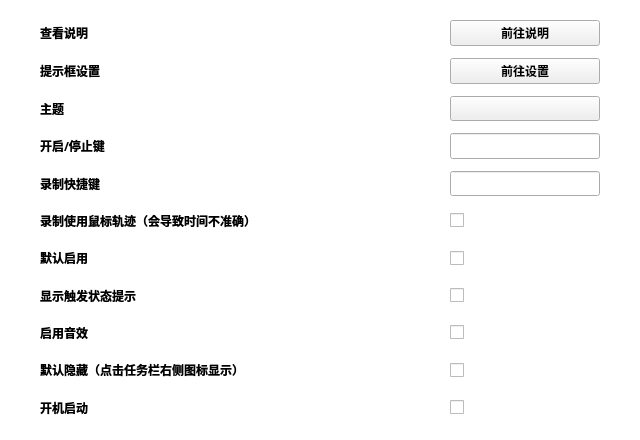
First picture: the form in source/ui/SettingsUi.ui, repository ChiyukiGana/Quickinput, before the edit.
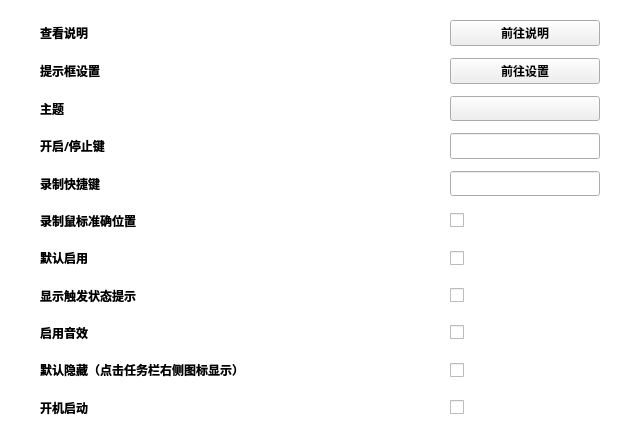
Second picture: the form after the edit. Icons and pictures are not drawn. Custom widgets are drawn as their Qt base class.

The edit to the form file:
```diff
--- a/source/ui/SettingsUi.ui
+++ b/source/ui/SettingsUi.ui
@@ -638,7 +638,7 @@
            <string/>
           </property>
           <property name="text">
-           <string>录制使用鼠标轨迹（会导致时间不准确）</string>
+           <string>录制鼠标准确位置</string>
           </property>
          </widget>
         </item>
```
